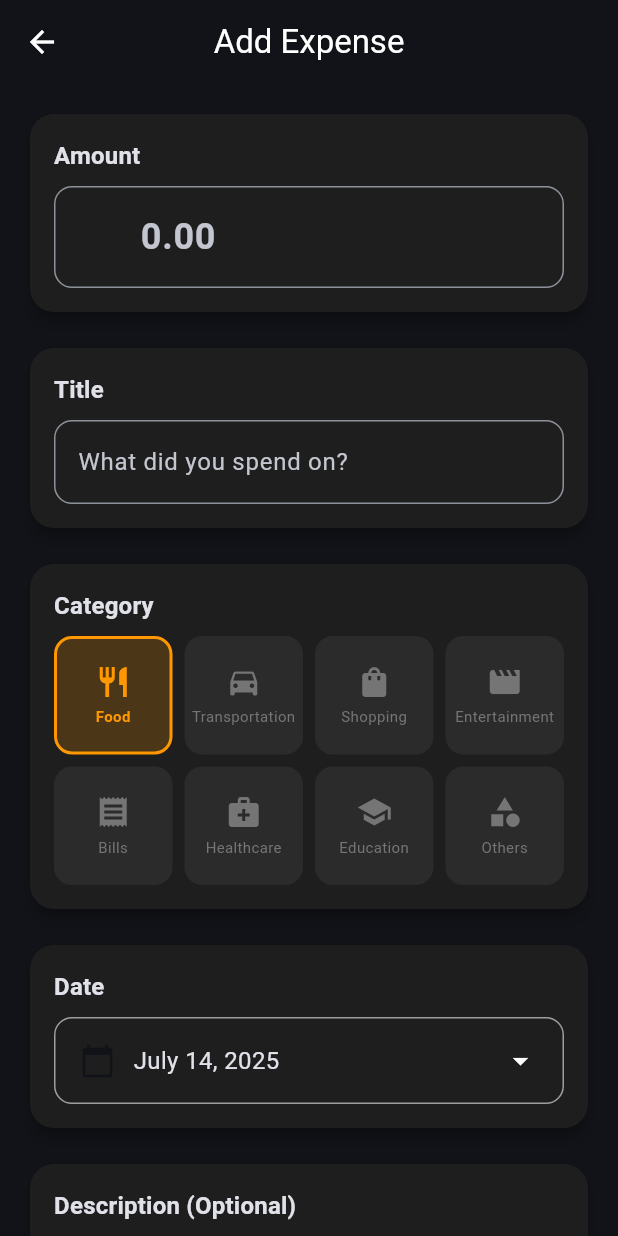
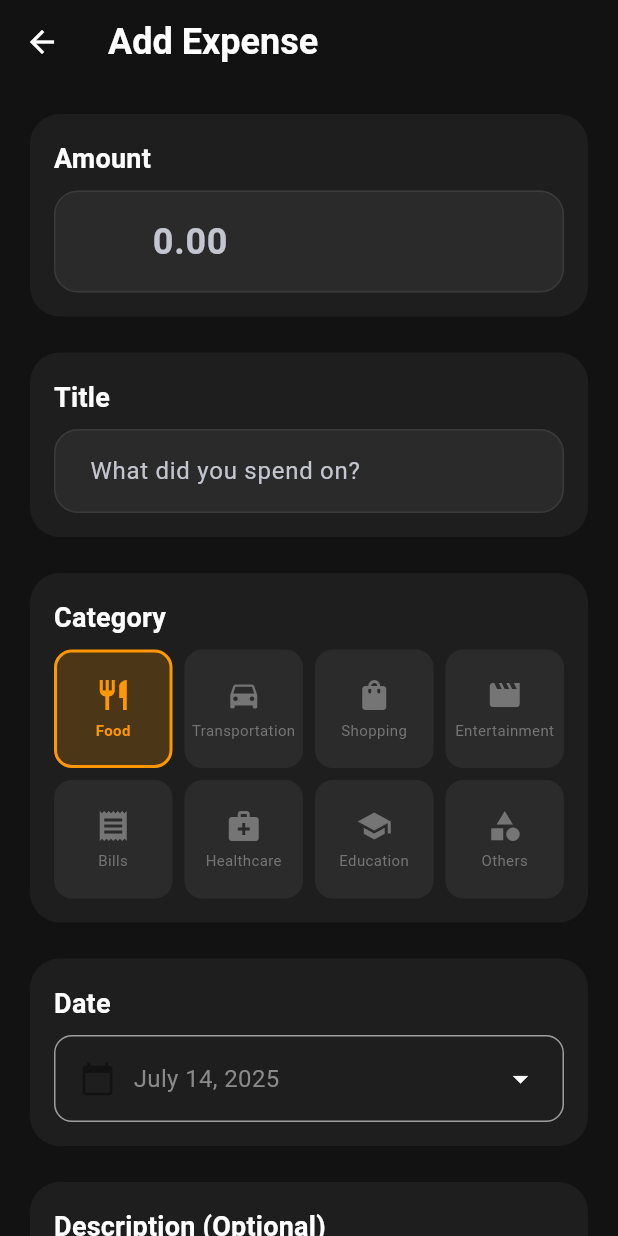
Before and after one commit to RensithUdara/finance-manager-mobile-app, a Flutter app: the screen it shows after launch, after a tap on the "dark mode" icon, after a tap on the "add" icon, on a phone screen of 412 x 824 dp. Run offline on Flutter 3.47's test engine with Material 3 defaults, Android fonts, the phone set to English and light mode, and no system bars; our stand-ins replace bloc, equatable, fl_chart, flutter_bloc, get_it, shared_preferences and 1 more; accounts and stored records are empty.

Commit message:
style: Update AppTheme with improved color scheme and UI adjustments for light and dark modes

```diff
--- a/lib/app/theme/app_theme.dart
+++ b/lib/app/theme/app_theme.dart
@@ -3,6 +3,8 @@ import 'package:flutter/material.dart';
 class AppTheme {
   static const Color primaryColor = Color(0xFF1976D2);
   static const Color secondaryColor = Color(0xFF03DAC6);
+  static const Color surfaceColor = Color(0xFFF8F9FA);
+  static const Color cardColor = Colors.white;
 
   static ThemeData get lightTheme {
     return ThemeData(
@@ -10,36 +12,98 @@ class AppTheme {
       colorScheme: ColorScheme.fromSeed(
         seedColor: primaryColor,
         brightness: Brightness.light,
+        surface: surfaceColor,
       ),
+      scaffoldBackgroundColor: surfaceColor,
       appBarTheme: const AppBarTheme(
-        centerTitle: true,
+        centerTitle: false,
         elevation: 0,
-        backgroundColor: primaryColor,
-        foregroundColor: Colors.white,
+        backgroundColor: Colors.transparent,
+        foregroundColor: Color(0xFF1A1A1A),
+        titleTextStyle: TextStyle(
+          color: Color(0xFF1A1A1A),
+          fontSize: 24,
+          fontWeight: FontWeight.w600,
+        ),
       ),
       cardTheme: const CardTheme(
+        color: cardColor,
         shape: RoundedRectangleBorder(
-          borderRadius: BorderRadius.all(Radius.circular(16)),
+          borderRadius: BorderRadius.all(Radius.circular(20)),
         ),
-        elevation: 4,
+        elevation: 0,
+        shadowColor: Colors.transparent,
       ),
       elevatedButtonTheme: ElevatedButtonThemeData(
         style: ElevatedButton.styleFrom(
           backgroundColor: primaryColor,
           foregroundColor: Colors.white,
-          padding: const EdgeInsets.symmetric(vertical: 16),
+          padding: const EdgeInsets.symmetric(vertical: 16, horizontal: 24),
           shape: RoundedRectangleBorder(
-            borderRadius: BorderRadius.circular(12),
+            borderRadius: BorderRadius.circular(16),
+          ),
+          elevation: 0,
+          shadowColor: Colors.transparent,
+          textStyle: const TextStyle(
+            fontWeight: FontWeight.w600,
+            fontSize: 16,
+          ),
+        ),
+      ),
+      textButtonTheme: TextButtonThemeData(
+        style: TextButton.styleFrom(
+          foregroundColor: primaryColor,
+          textStyle: const TextStyle(
+            fontWeight: FontWeight.w600,
+            fontSize: 14,
           ),
         ),
       ),
       inputDecorationTheme: InputDecorationTheme(
         border: OutlineInputBorder(
-          borderRadius: BorderRadius.circular(12),
+          borderRadius: BorderRadius.circular(16),
+          borderSide: BorderSide(color: Colors.grey[300]!),
+        ),
+        enabledBorder: OutlineInputBorder(
+          borderRadius: BorderRadius.circular(16),
+          borderSide: BorderSide(color: Colors.grey[300]!),
         ),
         focusedBorder: OutlineInputBorder(
-          borderRadius: BorderRadius.circular(12),
+          borderRadius: BorderRadius.circular(16),
           borderSide: const BorderSide(color: primaryColor, width: 2),
+        ),
+        filled: true,
+        fillColor: cardColor,
+        contentPadding: const EdgeInsets.symmetric(horizontal: 20, vertical: 16),
+      ),
+      dividerTheme: DividerThemeData(
+        color: Colors.grey[200],
+        thickness: 1,
+        space: 1,
+      ),
+      textTheme: const TextTheme(
+        headlineSmall: TextStyle(
+          fontSize: 24,
+          fontWeight: FontWeight.bold,
+          color: Color(0xFF1A1A1A),
+        ),
+        titleLarge: TextStyle(
+          fontSize: 20,
+          fontWeight: FontWeight.bold,
+          color: Color(0xFF1A1A1A),
+        ),
+        titleMedium: TextStyle(
+          fontSize: 18,
+          fontWeight: FontWeight.w600,
+          color: Color(0xFF1A1A1A),
+        ),
+        bodyLarge: TextStyle(
+          fontSize: 16,
+          color: Color(0xFF4A4A4A),
+        ),
+        bodyMedium: TextStyle(
+          fontSize: 14,
+          color: Color(0xFF6A6A6A),
         ),
       ),
     );
@@ -51,19 +115,99 @@ class AppTheme {
       colorScheme: ColorScheme.fromSeed(
         seedColor: primaryColor,
         brightness: Brightness.dark,
+        surface: const Color(0xFF121212),
       ),
+      scaffoldBackgroundColor: const Color(0xFF121212),
       appBarTheme: const AppBarTheme(
-        centerTitle: true,
+        centerTitle: false,
         elevation: 0,
-        backgroundColor: Color(0xFF121212),
+        backgroundColor: Colors.transparent,
         foregroundColor: Colors.white,
+        titleTextStyle: TextStyle(
+          color: Colors.white,
+          fontSize: 24,
+          fontWeight: FontWeight.w600,
+        ),
       ),
       cardTheme: const CardTheme(
+        color: Color(0xFF1E1E1E),
         shape: RoundedRectangleBorder(
-          borderRadius: BorderRadius.all(Radius.circular(16)),
+          borderRadius: BorderRadius.all(Radius.circular(20)),
         ),
-        elevation: 4,
-        color: Color(0xFF1E1E1E),
+        elevation: 0,
+        shadowColor: Colors.transparent,
+      ),
+      elevatedButtonTheme: ElevatedButtonThemeData(
+        style: ElevatedButton.styleFrom(
+          backgroundColor: primaryColor,
+          foregroundColor: Colors.white,
+          padding: const EdgeInsets.symmetric(vertical: 16, horizontal: 24),
+          shape: RoundedRectangleBorder(
+            borderRadius: BorderRadius.circular(16),
+          ),
+          elevation: 0,
+          shadowColor: Colors.transparent,
+          textStyle: const TextStyle(
+            fontWeight: FontWeight.w600,
+            fontSize: 16,
+          ),
+        ),
+      ),
+      textButtonTheme: TextButtonThemeData(
+        style: TextButton.styleFrom(
+          foregroundColor: primaryColor,
+          textStyle: const TextStyle(
+            fontWeight: FontWeight.w600,
+            fontSize: 14,
+          ),
+        ),
+      ),
+      inputDecorationTheme: InputDecorationTheme(
+        border: OutlineInputBorder(
+          borderRadius: BorderRadius.circular(16),
+          borderSide: const BorderSide(color: Color(0xFF3A3A3A)),
+        ),
+        enabledBorder: OutlineInputBorder(
+          borderRadius: BorderRadius.circular(16),
+          borderSide: const BorderSide(color: Color(0xFF3A3A3A)),
+        ),
+        focusedBorder: OutlineInputBorder(
+          borderRadius: BorderRadius.circular(16),
+          borderSide: const BorderSide(color: primaryColor, width: 2),
+        ),
+        filled: true,
+        fillColor: const Color(0xFF2A2A2A),
+        contentPadding: const EdgeInsets.symmetric(horizontal: 20, vertical: 16),
+      ),
+      dividerTheme: const DividerThemeData(
+        color: Color(0xFF3A3A3A),
+        thickness: 1,
+        space: 1,
+      ),
+      textTheme: const TextTheme(
+        headlineSmall: TextStyle(
+          fontSize: 24,
+          fontWeight: FontWeight.bold,
+          color: Colors.white,
+        ),
+        titleLarge: TextStyle(
+          fontSize: 20,
+          fontWeight: FontWeight.bold,
+          color: Colors.white,
+        ),
+        titleMedium: TextStyle(
+          fontSize: 18,
+          fontWeight: FontWeight.w600,
+          color: Colors.white,
+        ),
+        bodyLarge: TextStyle(
+          fontSize: 16,
+          color: Color(0xFFB0B0B0),
+        ),
+        bodyMedium: TextStyle(
+          fontSize: 14,
+          color: Color(0xFF8A8A8A),
+        ),
       ),
     );
   }
```
